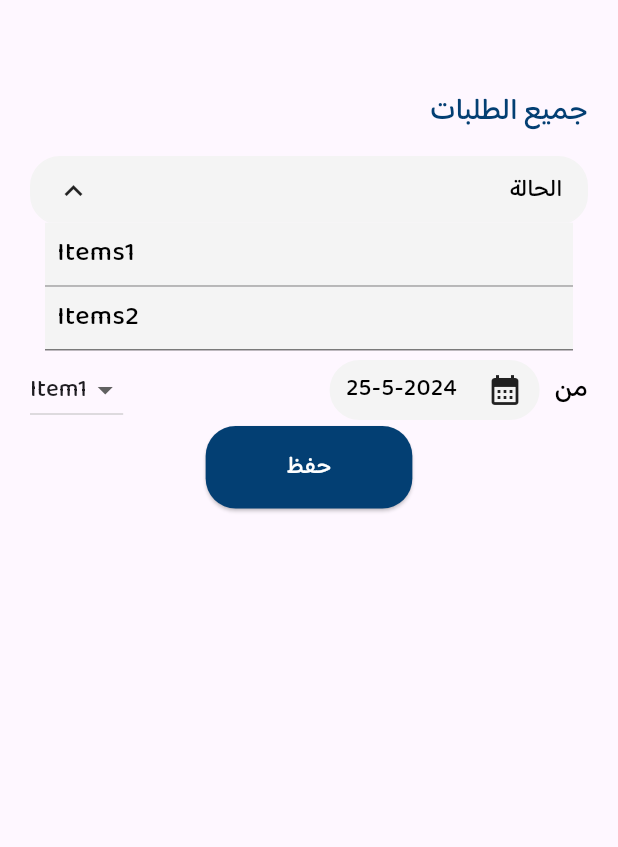
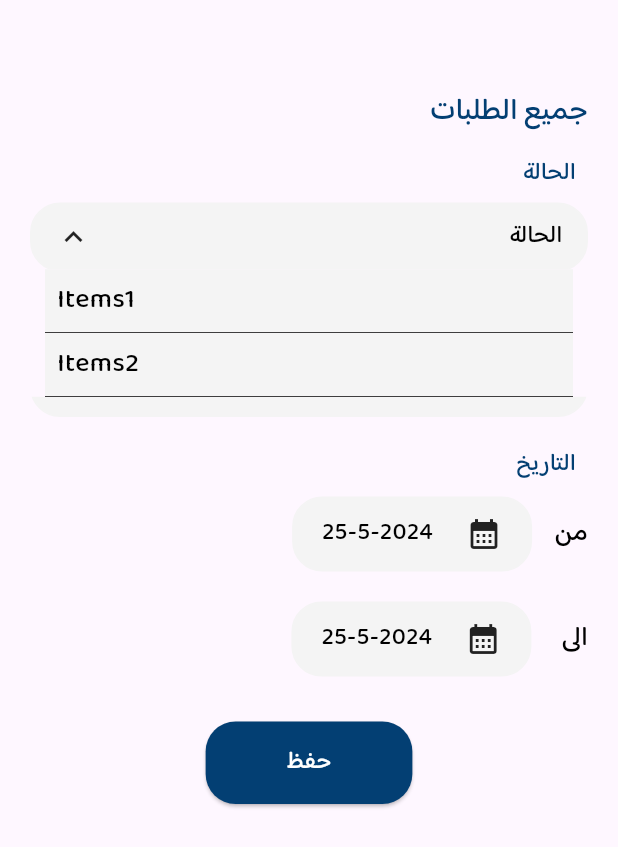
Before and after one commit to Youssef-Mostafa2000/Torpedo, a Flutter app: the ShipmentsFilterScreen screen opened by its route, after a tap on "الحالة", on a phone screen of 412 x 824 dp. Shown: the top 847 px of the screen. Run offline on Flutter 3.47's test engine with Material 3 defaults, Android fonts, the phone set to English and light mode, and no system bars; our stand-ins replace bloc, dio, flutter_bloc.

```diff
--- a/mobile_app/lib/screens/Login.dart
+++ b/mobile_app/lib/screens/Login.dart
@@ -84,6 +84,7 @@ class _LoginScreenState extends State<LoginScreen> {
                       height: 40,
                     ),
                     InputTextField(
+                      required: true,
                       controller: _phoneNumberController,
                       label: 'رقم الهاتف',
                       hint: 'قم بإدخال رقم الهاتف',
@@ -96,6 +97,7 @@ class _LoginScreenState extends State<LoginScreen> {
                       height: 30,
                     ),
                     InputTextField(
+                      required: true,
                       controller: _passwordController,
                       label: 'كلمة المرور',
                       hint: 'قم بإدخال كلمة المرور',
--- a/mobile_app/lib/screens/ShipmentsFilter.dart
+++ b/mobile_app/lib/screens/ShipmentsFilter.dart
@@ -1,4 +1,5 @@
 import 'package:flutter/material.dart';
+import 'package:flutter/widgets.dart';
 import 'package:mobile_app/widgets/CustomSelectionMenu.dart';
 import 'package:mobile_app/widgets/DatePicker.dart';
 import 'package:mobile_app/widgets/SelectionMenu.dart';
@@ -80,16 +81,6 @@ class _ShipmentsFilterScreenState extends State<ShipmentsFilterScreen> {
                   ],
                 ),
               ),
-              /* الحالة */
-              /*SelectionMenu(
-                hint: 'الحالة',
-                textDirection: TextDirection.rtl,
-                onChanged: (value) {
-                  setState(() => currentChoice = value);
-                },
-                items: statusItems,
-                currentChoice: currentChoice,
-              ),*/
               CustomSelectionMenu(
                 items: ['Items1', 'Items2'],
                 onChanged: (value) => setState(() {
@@ -97,6 +88,7 @@ class _ShipmentsFilterScreenState extends State<ShipmentsFilterScreen> {
                 }),
                 selectedItem: statusCurrentChoice,
                 hint: 'الحالة',
+                label: 'الحالة',
               ),
               const SizedBox(
                 height: 20,
@@ -108,67 +100,57 @@ class _ShipmentsFilterScreenState extends State<ShipmentsFilterScreen> {
                 }),
                 selectedItem: cityCurrentChoice,
                 hint: 'المحافظة',
+                label: 'المحافظة',
               ),
               const SizedBox(
                 height: 20,
               ),
-              Row(
+              Column(
                 textDirection: TextDirection.rtl,
-                mainAxisAlignment: MainAxisAlignment.spaceBetween,
+                crossAxisAlignment: CrossAxisAlignment.start,
                 children: [
-                  /* من */
+                  Padding(
+                    padding: const EdgeInsets.only(right: 8.0, bottom: 10),
+                    child: Text(
+                      'التاريخ',
+                      style: TextStyle(
+                        fontSize: 16,
+                        color: Theme.of(context).primaryColor,
+                      ),
+                    ),
+                  ),
+                  /*SizedBox(
+                    height: 10,
+                  ),*/
                   Row(
                     textDirection: TextDirection.rtl,
+                    mainAxisAlignment: MainAxisAlignment.start,
                     children: [
                       const Text('من'),
                       const SizedBox(
-                        width: 10,
+                        width: 15,
                       ),
-                      /*Container(
-                        width: 140,
-                        height: 40,
-                        decoration: BoxDecoration(
-                          borderRadius: BorderRadius.circular(20),
-                          border: Border.all(
-                            color: const Color(0xffF4F4F4),
-                            style: BorderStyle.solid,
-                          ),
-                          color: const Color(0xffF4F4F4),
-                        ),
-                        child: Row(
-                          mainAxisAlignment: MainAxisAlignment.spaceAround,
-                          crossAxisAlignment: CrossAxisAlignment.center,
-                          children: [
-                            Icon(Icons.calendar_month),
-                            Text(
-                              '25-5-2024',
-                              style: TextStyle(fontSize: 16),
-                            ),
-                          ],
-                        ),
-                      ),*/
                       DatePicker(date: '25-5-2024'),
                     ],
                   ),
-                  Row(),
-                  /*DatePickerDialog(
-                    firstDate: DateTime.now(),
-                    lastDate: DateTime.now().add(Duration(days: 30)),
-                  ),*/
-                  /*DropdownButton(
-                    items: const [
-                      DropdownMenuItem(child: Text('Item1')),
+                  SizedBox(
+                    height: 20,
+                  ),
+                  Row(
+                    textDirection: TextDirection.rtl,
+                    mainAxisAlignment: MainAxisAlignment.start,
+                    children: [
+                      const Text('الى'),
+                      const SizedBox(
+                        width: 20,
+                      ),
+                      DatePicker(date: '25-5-2024'),
                     ],
-                    onChanged: (val) {},
-                  ),*/
-                  /* الى */
-                  DropdownButton(
-                    items: const [
-                      DropdownMenuItem(child: Text('Item1')),
-                    ],
-                    onChanged: (val) {},
                   ),
                 ],
+              ),
+              SizedBox(
+                height: 30,
               ),
               ElevatedButton(
                 onPressed: () {},
--- a/mobile_app/lib/widgets/CustomSelectionMenu.dart
+++ b/mobile_app/lib/widgets/CustomSelectionMenu.dart
@@ -5,11 +5,14 @@ class CustomSelectionMenu extends StatefulWidget {
   final ValueChanged<String>? onChanged;
   final String? hint;
   final String? selectedItem;
-  CustomSelectionMenu(
-      {required this.items,
+  final String? label;
+  CustomSelectionMenu({
+    required this.items,
     required this.onChanged,
     required this.hint,
-      required this.selectedItem});
+    required this.selectedItem,
+    required this.label,
+  });
 
   @override
   State<CustomSelectionMenu> createState() => _CustomSelectionMenuState();
@@ -20,6 +23,21 @@ class _CustomSelectionMenuState extends State<CustomSelectionMenu> {
   late OverlayEntry _overlayEntry;
   final LayerLink _layerLink = LayerLink();
   String? _selectedItem;
+  Color? itemColor;
+
+  List<Color>? _itemColors;
+
+  @override
+  void initState() {
+    // TODO: implement initState
+    itemColor = const Color(0xffF4F4F4);
+    _itemColors = List<Color>.generate(
+      widget.items!.length,
+      (index) => const Color(0xffF4F4F4),
+    );
+
+    super.initState();
+  }
 
   void _toggleDropdown() {
     if (_isDropdownOpen) {
@@ -42,6 +60,15 @@ class _CustomSelectionMenuState extends State<CustomSelectionMenu> {
     setState(() {
       _isDropdownOpen = false;
     });
+  }
+
+  void _changeColor(int index) {
+    setState(() {
+      _itemColors![index] = (_itemColors![index] == Color(0xffF4F4F4))
+          ? Colors.red
+          : const Color(0xffF4F4F4);
+    });
+    print(_itemColors![index]);
   }
 
   OverlayEntry _createOverlayEntry() {
@@ -82,7 +109,49 @@ class _CustomSelectionMenuState extends State<CustomSelectionMenu> {
                   ),
                 ],*/
                 ),
-                child: ListView(
+                child: /*ListView.builder(
+                  // textDirection: TextDirection.rtl,
+                  padding: EdgeInsets.zero,
+                  shrinkWrap: true,
+                  itemCount: widget.items!.length,
+                  itemBuilder: (context, index) {
+                    return GestureDetector(
+                      onLongPress: () {
+                        if (_itemColors![index] == Color(0xffF4F4F4)) {
+                          setState(() {
+                            _itemColors![index] = Colors.red;
+                          });
+                        } else {
+                          setState(() {
+                            _itemColors![index] = Color(0xffF4F4F4);
+                          });
+                        }
+                      },
+                      onTap: () {
+                        setState(() {
+                          _selectedItem = widget.items![index];
+                          _isDropdownOpen = false;
+                        });
+                        widget.onChanged!(widget.items![index]);
+                        _closeDropdown();
+                      },
+                      child: Container(
+                        decoration: BoxDecoration(
+                          color: _itemColors![index],
+                          border: Border(
+                            bottom: BorderSide(
+                              color: Colors.black,
+                              width: 0.5,
+                            ),
+                          ),
+                        ),
+                        padding: EdgeInsets.all(8),
+                        width: double.infinity,
+                        child: Text(widget.items![index]),
+                      ),
+                    );
+                  },*/
+                    ListView(
                   // textDirection: TextDirection.rtl,
                   padding: EdgeInsets.zero,
                   shrinkWrap: true,
@@ -123,7 +192,20 @@ class _CustomSelectionMenuState extends State<CustomSelectionMenu> {
 
   @override
   Widget build(BuildContext context) {
-    return CompositedTransformTarget(
+    return Column(
+      crossAxisAlignment: CrossAxisAlignment.end,
+      children: [
+        Padding(
+          padding: const EdgeInsets.only(right: 8.0, bottom: 8),
+          child: Text(
+            widget.label!,
+            style: TextStyle(
+              fontSize: 16,
+              color: Theme.of(context).primaryColor,
+            ),
+          ),
+        ),
+        CompositedTransformTarget(
           link: _layerLink,
           child: GestureDetector(
             onTap: _toggleDropdown,
@@ -157,6 +239,8 @@ class _CustomSelectionMenuState extends State<CustomSelectionMenu> {
               ),
             ),
           ),
+        ),
+      ],
     );
   }
 }
--- a/mobile_app/lib/widgets/DatePicker.dart
+++ b/mobile_app/lib/widgets/DatePicker.dart
@@ -2,13 +2,33 @@ import 'package:flutter/material.dart';
 
 class DatePicker extends StatelessWidget {
   final String? date;
-  const DatePicker({required this.date});
+  DatePicker({required this.date});
 
   @override
   Widget build(BuildContext context) {
-    return Container(
-      width: 140,
-      height: 40,
+    return GestureDetector(
+      onTap: () async {
+        DateTime? date = await showDatePicker(
+          context: context,
+          firstDate: DateTime(2000),
+          lastDate: DateTime(2030),
+          initialDate: DateTime.now(),
+          builder: (context, child) {
+            return Theme(
+              data: Theme.of(context).copyWith(
+                colorScheme: ColorScheme.light(
+                  primary: Theme.of(context).primaryColor,
+                  onSurface: Theme.of(context).primaryColor,
+                ),
+              ),
+              child: child!,
+            );
+          },
+        );
+      },
+      child: Container(
+        width: 160,
+        height: 50,
         decoration: BoxDecoration(
           borderRadius: BorderRadius.circular(20),
           border: Border.all(
@@ -17,16 +37,25 @@ class DatePicker extends StatelessWidget {
           ),
           color: const Color(0xffF4F4F4),
         ),
+        child: Padding(
+          padding: const EdgeInsets.symmetric(horizontal: 8.0),
           child: Row(
             mainAxisAlignment: MainAxisAlignment.spaceAround,
             crossAxisAlignment: CrossAxisAlignment.center,
             children: [
               Text(
                 date!,
-            style: TextStyle(fontSize: 16),
+                style: TextStyle(
+                  fontSize: 16,
                 ),
-          Icon(Icons.calendar_month),
+              ),
+              Icon(
+                Icons.calendar_month,
+                // size: 20,
+              ),
             ],
+          ),
+        ),
       ),
     );
   }
--- a/mobile_app/pubspec.yaml
+++ b/mobile_app/pubspec.yaml
@@ -71,6 +71,8 @@ flutter:
     - assets/images/logo.jpg
     - assets/images/logo2.png
     - assets/images/Torpedo Text.jpeg
+    - assets/images/magnifying glass.jpg
+    - assets/images/user avatar.jpg
 
   # An image asset can refer to one or more resolution-specific "variants", see
   # https://flutter.dev/assets-and-images/#resolution-aware
```
Also changed, not shown: mobile_app/lib/main.dart (+7 -1 lines), mobile_app/lib/screens/Settings.dart (added, +114 -0 lines), mobile_app/lib/screens/ShipmentsSearch.dart (added, +60 -0 lines), mobile_app/lib/screens/UserProfile.dart (added, +134 -0 lines), mobile_app/lib/widgets/Button.dart (added, +46 -0 lines), mobile_app/lib/widgets/InputTextField.dart (+20 -6 lines), mobile_app/assets/images/magnifying glass.jpg (added), mobile_app/assets/images/user avatar.jpg (added), mobile_app/lib/models/Customer.dart (added), mobile_app/lib/models/DeliveryAgent.dart (added), mobile_app/lib/models/Pickup.dart (added), mobile_app/lib/models/Shipment.dart (added), mobile_app/lib/models/User.dart (added). Lines whose indentation alone changed are shown as unchanged.
